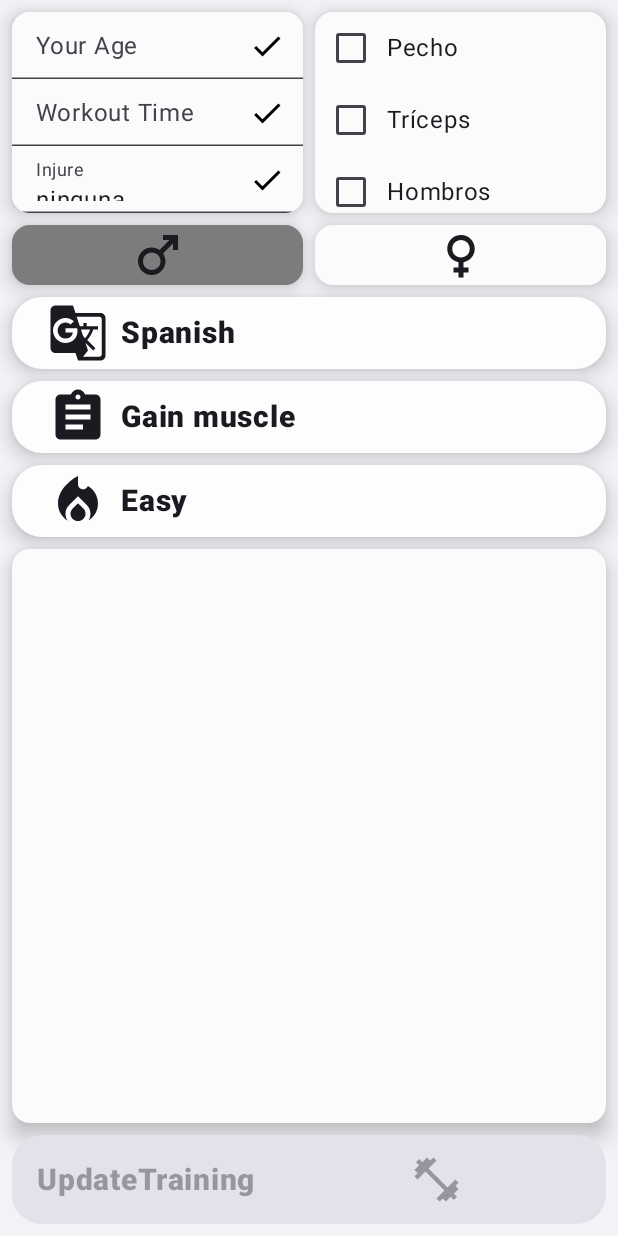
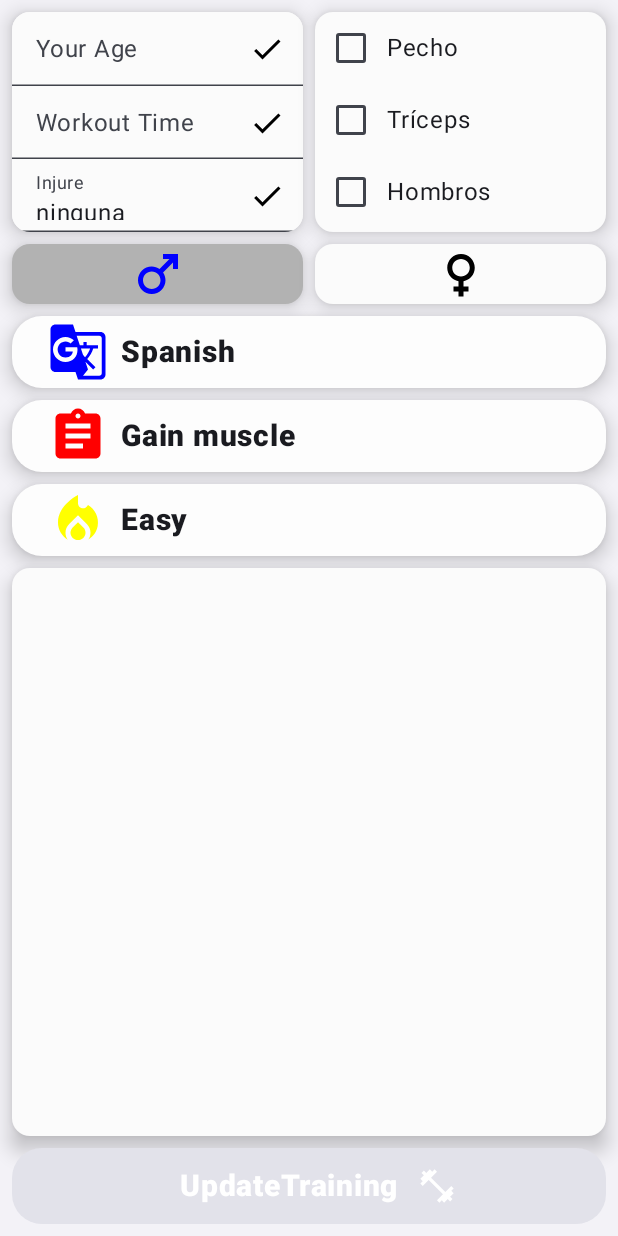
Before and after one commit to Reni-Developer/Workout-with-room, an Android app built with Jetpack Compose: the screen it shows after launch (MainActivity), on a phone screen of 412 x 824 dp. Run offline under Robolectric (Android 15) with nearby library versions, the phone set to English and light mode, and no system bars; our stand-ins replace Dagger/Hilt's generated code, Room's generated code, livedata-compose.

Commit message:
Final con colores

```diff
--- a/app/src/main/java/com/cursokotlin/entrenamientosconroom/ui/TrainingScreen.kt
+++ b/app/src/main/java/com/cursokotlin/entrenamientosconroom/ui/TrainingScreen.kt
@@ -114,12 +114,11 @@ fun TrainingScreen(modifier: Modifier = Modifier, trainingViewModel: TrainingVie
         SelectDropdownMenu(Modifier, difficulties, difficultiesIcon, trainingViewModel)
         Spacer(Modifier.height(8.dp))
 
-        TrainingSpacer(Modifier.weight(1f), workoutWithSetsAndExercises)
+        TrainingSpacer(Modifier.weight(0.9f), workoutWithSetsAndExercises)
         Spacer(modifier = Modifier.height(8.dp))
 
-        UpdateTraining(Modifier.fillMaxWidth(), trainingViewModel, currentUserData)
+        UpdateTraining(Modifier.weight(0.12f), trainingViewModel, currentUserData)
         Spacer(modifier = Modifier.height(8.dp))
-
     }
 }
 
@@ -226,14 +225,14 @@ fun TextFieldWorkout(
                 keyboardType = KeyboardType.Number, imeAction = ImeAction.Done
             ),
             keyboardActions = KeyboardActions(onDone = {
-                if (timeInt > 9 && timeInt < 120) trainingViewModel.onChangeTime(timeInt)
+                if (timeInt > 9 && timeInt < 121) trainingViewModel.onChangeTime(timeInt)
             }),
             trailingIcon = {
                 Icon(
                     imageVector = Icons.Filled.Check,
                     contentDescription = "",
                     modifier = Modifier.clickable {
-                        if (timeInt > 9 && timeInt < 120) trainingViewModel.onChangeTime(timeInt)
+                        if (timeInt > 9 && timeInt < 121) trainingViewModel.onChangeTime(timeInt)
                     },
                     tint = if (timeInt == currentTime && timeInt != 0) Color.Blue
                     else Color.Black
@@ -292,7 +291,7 @@ fun SelectSex(trainingViewModel: TrainingViewModel) {
                     selectColor = true
                     trainingViewModel.onChangeSex(1)
                 }, elevation = CardDefaults.cardElevation(8.dp), colors = if (selectColor) {
-                CardDefaults.cardColors(Color(0xFF7C7C7C))
+                CardDefaults.cardColors(Color(0xFFB2B2B2))
             } else CardDefaults.cardColors(Color(0xFFFBFBFB))
         ) {
             Icon(
@@ -300,7 +299,8 @@ fun SelectSex(trainingViewModel: TrainingViewModel) {
                 contentDescription = "",
                 Modifier
                     .size(40.dp)
-                    .align(Alignment.CenterHorizontally)
+                    .align(Alignment.CenterHorizontally),
+                tint = if (selectColor) Color.Blue else Color.Black
             )
         }
         Spacer(Modifier.size(8.dp))
@@ -314,7 +314,7 @@ fun SelectSex(trainingViewModel: TrainingViewModel) {
                 },
             elevation = CardDefaults.cardElevation(8.dp),
             colors = if (selectColor == false) {
-                CardDefaults.cardColors(Color(0xFF7C7C7C))
+                CardDefaults.cardColors(Color(0xFFB2B2B2))
             } else CardDefaults.cardColors(Color(0xFFFBFBFB))
         ) {
             Icon(
@@ -322,7 +322,8 @@ fun SelectSex(trainingViewModel: TrainingViewModel) {
                 contentDescription = "female",
                 Modifier
                     .size(40.dp)
-                    .align(Alignment.CenterHorizontally)
+                    .align(Alignment.CenterHorizontally),
+                tint = if (selectColor == false) Color(0xDDE040FB) else Color.Black
             )
         }
     }
@@ -336,27 +337,30 @@ fun UpdateTraining(
         mutableStateOf(UserDataModel(0, 0, 0, listOf(), 0, 0, "", 0))
     }
     val isLoading by trainingViewModel.isLoading.observeAsState(false)
+Log.d("UpdateTraining", "isLoading = $isLoading")
 
-    if (isLoading) {
-        Box(modifier = modifier.fillMaxWidth(), contentAlignment = Alignment.Center) {
-            CircularProgressIndicator()
-        }
-    } else {
+    val enable = currentUserData != lastUserData.value
+
         Card(
             modifier = modifier
                 .fillMaxWidth()
                 .height(IntrinsicSize.Min), // Asegura que solo crece lo necesario
             shape = RoundedCornerShape(20.dp),
             elevation = CardDefaults.cardElevation(8.dp),
-            colors = CardDefaults.cardColors(Color(0xFFFBFBFB)),
+            colors = CardDefaults.cardColors(Color(0xFF485C91)),
             onClick = {
                 if (currentUserData != lastUserData.value) {
                     lastUserData.value = currentUserData
                     trainingViewModel.loadWorkout(currentUserData)
                 }
             },
-            enabled = (currentUserData != lastUserData.value)
+            enabled = enable
         ) {
+            if (isLoading) {
+                Box(modifier = modifier.fillMaxWidth(), contentAlignment = Alignment.Center) {
+                    CircularProgressIndicator()
+                }
+            } else {
             Row(
                 modifier = Modifier
                     .fillMaxWidth()
@@ -371,6 +375,7 @@ fun UpdateTraining(
                     modifier = Modifier
                         .padding(horizontal = 8.dp)
                         .align(Alignment.CenterVertically),
+                    color = Color.White,
                     textAlign = TextAlign.Center,
                     fontSize = 20.sp,
                     fontWeight = FontWeight.ExtraBold
@@ -378,7 +383,11 @@ fun UpdateTraining(
                 Icon(
                     painter = painterResource(id = com.cursokotlin.entrenamientosconroom.R.drawable.ic_fitness),
                     contentDescription = null,
-                    modifier = modifier.size(35.dp)
+                    modifier = Modifier.size(35.dp),
+                    tint =
+                    if (enable)
+                    Color(0xFFEEFF41)
+                    else Color(0xFFFFFFFF)
                 )
             }
         }
@@ -413,7 +422,18 @@ fun SelectDropdownMenu(
                     contentDescription = "",
                     Modifier
                         .size(40.dp)
-                        .align(Alignment.CenterVertically)
+                        .align(Alignment.CenterVertically),
+                    tint = when (selected) {
+                        "Spanish" -> Color.Blue
+                        "English" -> Color.Green
+                        "Gain muscle" -> Color.Red
+                        "Lose weight" -> Color.Green
+                        "Maintain or improve health" -> Color.Yellow
+                        "Easy" -> Color.Yellow
+                        "Medium" -> Color.Green
+                        "Hard" -> Color.Red
+                        else -> Color.Black
+                    }
                 )
                 Text(
                     text = selected,
@@ -457,6 +477,7 @@ fun SelectDropdownMenu(
                                 selectedIndex
                             )
                         }
+                        Log.d("DropdownMenu", "option selected: $options")
                         Log.d("DropdownMenu", "Index selected: $selected")
                         Log.d("DropdownMenu", "Index selected: $selectedIndex")
                     }, colors = MenuDefaults.itemColors(
@@ -485,13 +506,13 @@ fun TrainingSpacer(
         LazyColumn(contentPadding = PaddingValues(8.dp)) {
             items(workoutWithSetsAndExercises, key = { it.workout.workoutId }) { workoutWithSets ->
                 Text(
-                    color = Color.Black,
+                    color = Color(0xFF485C91),
                     fontWeight = FontWeight.Bold,
                     fontSize = 24.sp,
                     text = "Entrenamiento: ${workoutWithSets.workout.name} "
                 )
                 Text(
-                    color = Color.Black,
+                    color = Color(0xFF424657),
                     fontWeight = FontWeight.Bold,
                     fontSize = 24.sp,
                     textAlign = TextAlign.End,
@@ -501,7 +522,7 @@ fun TrainingSpacer(
                 Spacer(modifier = Modifier.height(16.dp))
                 Divider(
                     thickness = 1.dp,
-                    color = Color(0xFF414141),
+                    color = Color(0xFF485C91),
                     modifier = Modifier
                         .fillMaxWidth()
                         .padding(horizontal = 8.dp)
@@ -509,24 +530,47 @@ fun TrainingSpacer(
                 Spacer(modifier = Modifier.height(24.dp))
 
                 workoutWithSets.sets.forEach { setWithExercise ->
-                    val set = setWithExercise.set.order_set_id
-                    val realSet = set + 1
                     Text(
                         color = Color(0xFF282828),
                         fontWeight = FontWeight.Bold,
                         fontSize = 20.sp,
-                        text = "Set No.${realSet}"
+                        text = "Set No.${setWithExercise.set.order_set_id + 1}"
                     )
-                    Spacer(modifier = Modifier.size(8.dp))
-
                     Text(
                         color = Color.Gray,
                         fontWeight = FontWeight.Bold,
                         text = "${setWithExercise.set.rounds} Rounds"
                     )
+                    Spacer(modifier = Modifier.size(8.dp))
+
                     setWithExercise.exercises.forEach { exercise ->
-                        Text(color = Color.Black, text = "${exercise.order_exercise_id} ")
-                        Text(color = Color.Black, text = "Exercise: ${exercise.name}")
+                        Text(
+                            color = Color.Black,
+                            fontWeight = FontWeight.Bold,
+                            text = "Exercise: ${exercise.order_exercise_id + 1} "
+                        )
+                        Text(
+                            color = Color.Black,
+                            text = when (exercise.muscle_id) {
+                                50 -> "Ejercicios para: Pecho"
+                                31 -> "Ejercicios para: Tríceps"
+                                90 -> "Ejercicios para: Hombros"
+                                10 -> "Ejercicios para: Espalda"
+                                30 -> "Ejercicios para: Bíceps"
+                                60 -> "Ejercicios para: Antebrazos"
+                                20 -> "Ejercicios para: Trapecios"
+                                11 -> "Ejercicios para: Cuádriceps"
+                                70 -> "Ejercicios para: Glúteos"
+                                40 -> "Ejercicios para: Isquiotibiales"
+                                21 -> "Ejercicios para: Pantorrillas"
+                                51 -> "Ejercicios para: Aductores"
+                                61 -> "Ejercicios para: Abductores"
+                                80 -> "Ejercicios para: Abdomen"
+                                41 -> "Ejercicios para: Espalda baja"
+                                else -> "Ejercicio desconocido"
+                            }
+                        )
+                        Text(color = Color.Black, text = exercise.name)
                         Text(color = Color.Black, text = "Reps ${exercise.reps} ")
                         Text(
                             color = Color.Black,
@@ -577,27 +621,7 @@ fun TrainingSpacer(
                                 else -> "Ejercicio desconocido"
                             }
                         )
-                        Text(
-                            color = Color.Black,
-                            text = when (exercise.muscle_id) {
-                                50 -> "Ejercicios para: Pecho"
-                                31 -> "Ejercicios para: Tríceps"
-                                90 -> "Ejercicios para: Hombros"
-                                10 -> "Ejercicios para: Espalda"
-                                30 -> "Ejercicios para: Bíceps"
-                                60 -> "Ejercicios para: Antebrazos"
-                                20 -> "Ejercicios para: Trapecios"
-                                11 -> "Ejercicios para: Cuádriceps"
-                                70 -> "Ejercicios para: Glúteos"
-                                40 -> "Ejercicios para: Isquiotibiales"
-                                21 -> "Ejercicios para: Pantorrillas"
-                                51 -> "Ejercicios para: Aductores"
-                                61 -> "Ejercicios para: Abductores"
-                                80 -> "Ejercicios para: Abdomen"
-                                41 -> "Ejercicios para: Espalda baja"
-                                else -> "Ejercicio desconocido"
-                            }
-                        )
+                        Spacer(modifier = Modifier.height(8.dp))
                     }
                     Spacer(modifier = Modifier.height(16.dp))
                 }
--- a/app/src/main/java/com/cursokotlin/entrenamientosconroom/ui/viewmodel/TrainingViewModel.kt
+++ b/app/src/main/java/com/cursokotlin/entrenamientosconroom/ui/viewmodel/TrainingViewModel.kt
@@ -50,7 +50,7 @@ class TrainingViewModel @Inject constructor(
     private val _muscles = MutableLiveData<List<Int>>(listOf())
     val muscles: LiveData<List<Int>> get() = _muscles
 
-    var _musclesById = MutableLiveData<List<CheckInfo>>(
+    val _musclesById = MutableLiveData<List<CheckInfo>>(
         listOf(
             CheckInfo("Pecho", false, 50),
             CheckInfo("Tríceps", false, 31),
@@ -112,21 +112,21 @@ class TrainingViewModel @Inject constructor(
 
     fun loadWorkout(userData: UserDataModel) {
         // Paso 1: Llama al UseCase que hace POST a la API y guarda en Room
-        _isLoading.value = true
+
         viewModelScope.launch {
+            _isLoading.value = true
             trainingUseCase(userData)
-
             // Paso 2: Recupera todos los workouts simples (sin relaciones)
             val allWorkouts = workoutDao.getAllWorkouts()
-
             // Paso 3: Recorre cada workout y obtiene su estructura completa (sets + ejercicios)
             val detailedWorkouts = mutableListOf<WorkoutWithSetsAndExercises>()
             for (workout in allWorkouts) {
                 detailedWorkouts += workoutDao.getWorkoutWithSetsAndExercises(workout.workoutId.toInt())
             }
             _workoutWithSets.value = detailedWorkouts
+            _isLoading.value = false
         }
-        _isLoading.value = false
+
     }
 
 }
```
